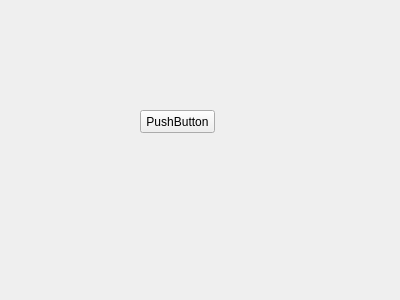
Old version of the form Python/PyQtUiConverter/ui/124.ui in the repository Kamikoto-sama/Kamis-Code.
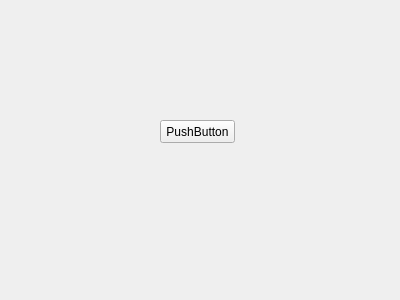
New version of the form.

The edit to the form file:
```diff
--- a/Python/PyQtUiConverter/ui/124.ui
+++ b/Python/PyQtUiConverter/ui/124.ui
@@ -16,8 +16,8 @@
   <widget class="QPushButton" name="pushButton">
    <property name="geometry">
     <rect>
-     <x>140</x>
-     <y>110</y>
+     <x>160</x>
+     <y>120</y>
      <width>75</width>
      <height>23</height>
     </rect>
```
